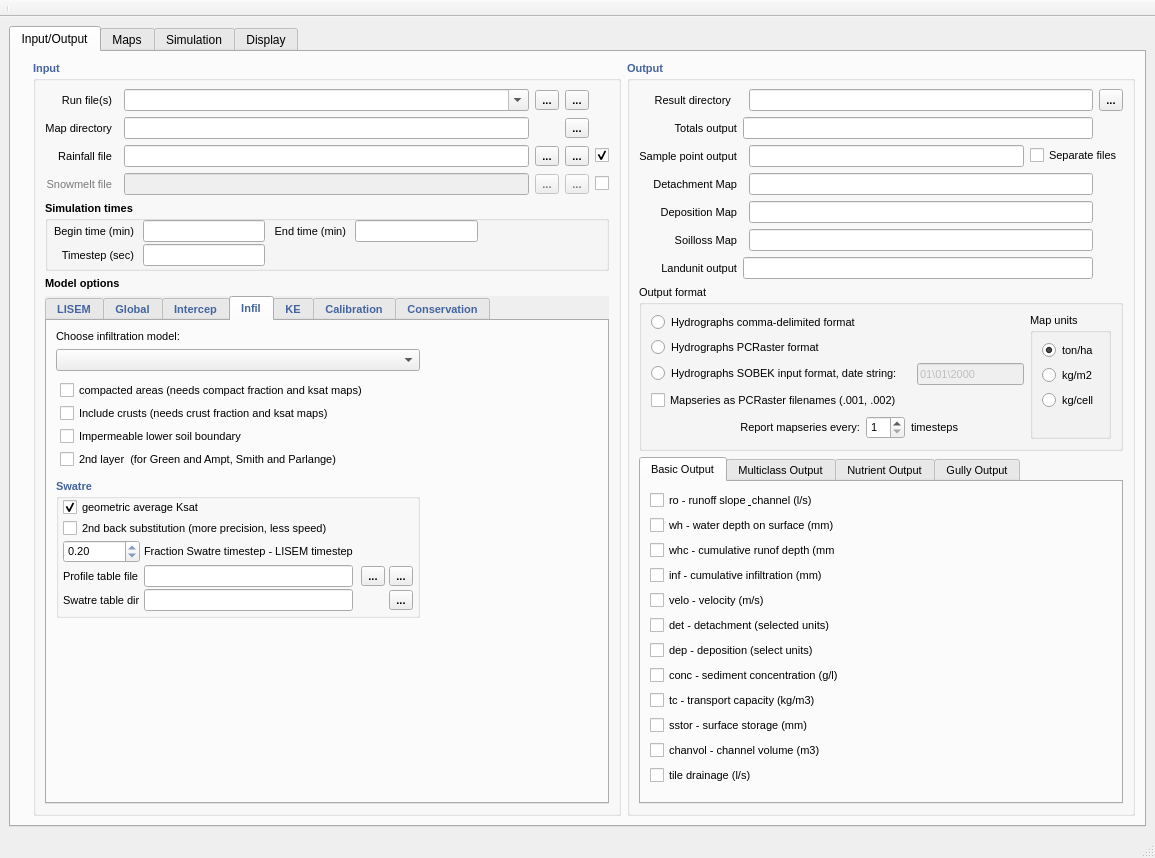
Before: the Qt Designer form ui_full/lisemqt.ui in vjetten/openlisem, drawn with Qt 5.
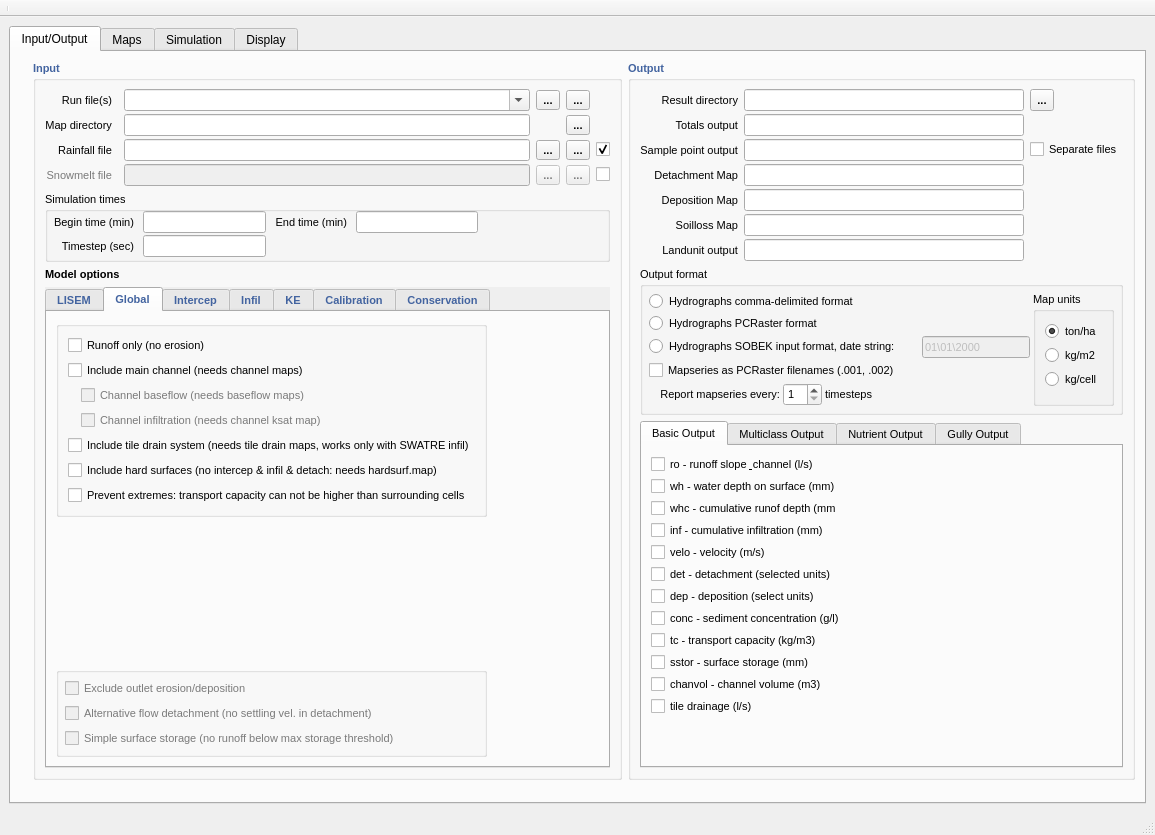
After: the same form once the commit is applied. Icons and pictures are not drawn.

Commit message: //VK 110829 - fixed tile drain network bugs - added option that the TC cannot be more than the max TC of the surrounding cells. IN PREP

Diff of the .ui file:
```diff
--- a/ui_full/lisemqt.ui
+++ b/ui_full/lisemqt.ui
@@ -7,7 +7,7 @@
     <x>0</x>
     <y>0</y>
     <width>1155</width>
-    <height>837</height>
+    <height>835</height>
    </rect>
   </property>
   <property name="sizePolicy">
@@ -94,7 +94,7 @@
         <item row="0" column="1" rowspan="2">
          <widget class="QGroupBox" name="groupBox">
           <property name="sizePolicy">
-           <sizepolicy hsizetype="Expanding" vsizetype="Preferred">
+           <sizepolicy hsizetype="Expanding" vsizetype="MinimumExpanding">
             <horstretch>0</horstretch>
             <verstretch>0</verstretch>
            </sizepolicy>
@@ -149,6 +149,9 @@
           <layout class="QVBoxLayout" name="verticalLayout">
            <item>
             <layout class="QGridLayout" name="gridLayout_30">
+             <property name="verticalSpacing">
+              <number>3</number>
+             </property>
              <item row="0" column="0">
               <widget class="QLabel" name="label">
                <property name="sizePolicy">
@@ -990,8 +993,8 @@
              </property>
              <property name="font">
               <font>
-               <weight>75</weight>
-               <bold>true</bold>
+               <weight>50</weight>
+               <bold>false</bold>
               </font>
              </property>
              <property name="title">
@@ -1193,7 +1196,7 @@
               <bool>true</bool>
              </property>
              <property name="sizePolicy">
-              <sizepolicy hsizetype="Expanding" vsizetype="Expanding">
+              <sizepolicy hsizetype="Expanding" vsizetype="Fixed">
                <horstretch>0</horstretch>
                <verstretch>0</verstretch>
               </sizepolicy>
@@ -1256,7 +1259,7 @@
               <enum>QTabWidget::Rounded</enum>
              </property>
              <property name="currentIndex">
-              <number>3</number>
+              <number>1</number>
              </property>
              <widget class="QWidget" name="tabWidgetPage1">
               <attribute name="title">
@@ -2330,11 +2333,61 @@
                     </property>
                    </widget>
                   </item>
+                  <item row="6" column="0" colspan="2">
+                   <widget class="QCheckBox" name="checkLimitTC">
+                    <property name="palette">
+                     <palette>
+                      <active>
+                       <colorrole role="WindowText">
+                        <brush brushstyle="SolidPattern">
+                         <color alpha="255">
+                          <red>0</red>
+                          <green>0</green>
+                          <blue>0</blue>
+                         </color>
+                        </brush>
+                       </colorrole>
+                      </active>
+                      <inactive>
+                       <colorrole role="WindowText">
+                        <brush brushstyle="SolidPattern">
+                         <color alpha="255">
+                          <red>0</red>
+                          <green>0</green>
+                          <blue>0</blue>
+                         </color>
+                        </brush>
+                       </colorrole>
+                      </inactive>
+                      <disabled>
+                       <colorrole role="WindowText">
+                        <brush brushstyle="SolidPattern">
+                         <color alpha="255">
+                          <red>122</red>
+                          <green>122</green>
+                          <blue>122</blue>
+                         </color>
+                        </brush>
+                       </colorrole>
+                      </disabled>
+                     </palette>
+                    </property>
+                    <property name="font">
+                     <font>
+                      <weight>50</weight>
+                      <bold>false</bold>
+                     </font>
+                    </property>
+                    <property name="text">
+                     <string>Prevent extremes: transport capacity can not be higher than surrounding cells</string>
+                    </property>
+                   </widget>
+                  </item>
                  </layout>
                 </widget>
                </item>
-               <item row="2" column="0">
-                <widget class="QGroupBox" name="groupBox">
+               <item row="3" column="0">
+                <widget class="QGroupBox" name="groupBox_spare">
                  <property name="palette">
                   <palette>
                    <active>
@@ -2538,7 +2591,7 @@
                  </layout>
                 </widget>
                </item>
-               <item row="1" column="0">
+               <item row="2" column="0">
                 <spacer name="verticalSpacer_3">
                  <property name="orientation">
                   <enum>Qt::Vertical</enum>
@@ -6180,7 +6233,7 @@
         <item row="0" column="2" rowspan="2">
          <widget class="QGroupBox" name="groupOutputMain">
           <property name="sizePolicy">
-           <sizepolicy hsizetype="Expanding" vsizetype="Preferred">
+           <sizepolicy hsizetype="Expanding" vsizetype="MinimumExpanding">
             <horstretch>0</horstretch>
             <verstretch>0</verstretch>
            </sizepolicy>
@@ -6235,6 +6288,12 @@
           <layout class="QVBoxLayout" name="verticalLayout_6">
            <item>
             <layout class="QGridLayout" name="gridLayout_32">
+             <property name="horizontalSpacing">
+              <number>6</number>
+             </property>
+             <property name="verticalSpacing">
+              <number>3</number>
+             </property>
              <item row="0" column="0">
               <widget class="QLabel" name="label_3">
                <property name="palette">
@@ -6284,14 +6343,14 @@
                 <enum>Qt::RightToLeft</enum>
                </property>
                <property name="text">
-                <string>Result directory  </string>
+                <string>Result directory</string>
                </property>
                <property name="alignment">
                 <set>Qt::AlignRight|Qt::AlignTrailing|Qt::AlignVCenter</set>
                </property>
               </widget>
              </item>
-             <item row="0" column="2" colspan="2">
+             <item row="0" column="1" colspan="3">
               <widget class="QLineEdit" name="E_ResultDir">
                <property name="sizePolicy">
                 <sizepolicy hsizetype="MinimumExpanding" vsizetype="Fixed">
@@ -6400,7 +6459,7 @@
                </property>
               </widget>
              </item>
-             <item row="4" column="2" colspan="2">
+             <item row="4" column="1" colspan="3">
               <widget class="QLineEdit" name="E_DetachmentMap">
                <property name="palette">
                 <palette>
@@ -6503,7 +6562,7 @@
                </property>
               </widget>
              </item>
-             <item row="5" column="2" colspan="2">
+             <item row="5" column="1" colspan="3">
               <widget class="QLineEdit" name="E_DepositionMap">
                <property name="palette">
                 <palette>
@@ -6606,7 +6665,7 @@
                </property>
               </widget>
              </item>
-             <item row="6" column="2" colspan="2">
+             <item row="6" column="1" colspan="3">
               <widget class="QLineEdit" name="E_SoillossMap">
                <property name="palette">
                 <palette>
@@ -6707,7 +6766,7 @@
                </property>
               </widget>
              </item>
-             <item row="3" column="0">
+             <item row="2" column="0" rowspan="2">
               <widget class="QLabel" name="label_20">
                <property name="palette">
                 <palette>
@@ -6763,7 +6822,7 @@
                </property>
               </widget>
              </item>
-             <item row="3" column="2">
+             <item row="2" column="1" rowspan="2" colspan="3">
               <widget class="QLineEdit" name="E_PointResults">
                <property name="palette">
                 <palette>
@@ -6813,7 +6872,7 @@
                </property>
               </widget>
              </item>
-             <item row="3" column="3" colspan="2">
+             <item row="2" column="4" rowspan="2">
               <widget class="QCheckBox" name="checkSeparateOutput">
                <property name="sizePolicy">
                 <sizepolicy hsizetype="Fixed" vsizetype="Fixed">
@@ -7067,6 +7126,12 @@
                  </disabled>
                 </palette>
                </property>
+               <property name="font">
+                <font>
+                 <weight>50</weight>
+                 <bold>false</bold>
+                </font>
+               </property>
                <property name="toolTip">
                 <string>Text file with totals per landunit</string>
                </property>
@@ -7128,8 +7193,119 @@
              <property name="title">
               <string>Output format</string>
              </property>
-             <layout class="QGridLayout" name="gridLayout_4">
-              <item row="2" column="4" rowspan="5">
+             <layout class="QGridLayout" name="gridLayout_33">
+              <property name="margin">
+               <number>6</number>
+              </property>
+              <property name="spacing">
+               <number>3</number>
+              </property>
+              <item row="0" column="0">
+               <layout class="QGridLayout" name="gridLayout_4">
+                <property name="verticalSpacing">
+                 <number>3</number>
+                </property>
+                <item row="0" column="0" colspan="3">
+                 <widget class="QRadioButton" name="checkWriteCommaDelimited">
+                  <property name="text">
+                   <string>Hydrographs comma-delimited format</string>
+                  </property>
+                 </widget>
+                </item>
+                <item row="1" column="0" colspan="2">
+                 <widget class="QRadioButton" name="checkWritePCRaster">
+                  <property name="text">
+                   <string>Hydrographs PCRaster format</string>
+                  </property>
+                 </widget>
+                </item>
+                <item row="2" column="0" colspan="3">
+                 <widget class="QRadioButton" name="checkWriteSOBEK">
+                  <property name="sizePolicy">
+                   <sizepolicy hsizetype="Fixed" vsizetype="Fixed">
+                    <horstretch>0</horstretch>
+                    <verstretch>0</verstretch>
+                   </sizepolicy>
+                  </property>
+                  <property name="text">
+                   <string>Hydrographs SOBEK input format, date string:</string>
+                  </property>
+                 </widget>
+                </item>
+                <item row="2" column="3">
+                 <widget class="QLineEdit" name="SOBEKdatestring">
+                  <property name="enabled">
+                   <bool>false</bool>
+                  </property>
+                  <property name="sizePolicy">
+                   <sizepolicy hsizetype="Expanding" vsizetype="Fixed">
+                    <horstretch>0</horstretch>
+                    <verstretch>0</verstretch>
+                   </sizepolicy>
+                  </property>
+                  <property name="inputMask">
+                   <string>99\\99\\9999; </string>
+                  </property>
+                  <property name="text">
+                   <string>01\01\2000</string>
+                  </property>
+                  <property name="maxLength">
+                   <number>10</number>
+                  </property>
+                  <property name="frame">
+                   <bool>true</bool>
+                  </property>
+                  <property name="cursorPosition">
+                   <number>10</number>
+                  </property>
+                 </widget>
+                </item>
+                <item row="3" column="0" colspan="3">
+                 <widget class="QCheckBox" name="checkWritePCRnames">
+                  <property name="text">
+                   <string>Mapseries as PCRaster filenames (.001, .002)</string>
+                  </property>
+                 </widget>
+                </item>
+                <item row="4" column="0">
+                 <widget class="QLabel" name="label_80">
+                  <property name="text">
+                   <string>Report mapseries every:</string>
+                  </property>
+                  <property name="alignment">
+                   <set>Qt::AlignRight|Qt::AlignTrailing|Qt::AlignVCenter</set>
+                  </property>
+                 </widget>
+                </item>
+                <item row="4" column="1">
+                 <widget class="QSpinBox" name="printinterval">
+                  <property name="sizePolicy">
+                   <sizepolicy hsizetype="Fixed" vsizetype="Fixed">
+                    <horstretch>0</horstretch>
+                    <verstretch>0</verstretch>
+                   </sizepolicy>
+                  </property>
+                  <property name="minimum">
+                   <number>1</number>
+                  </property>
+                 </widget>
+                </item>
+                <item row="4" column="2">
+                 <widget class="QLabel" name="label_16">
+                  <property name="sizePolicy">
+                   <sizepolicy hsizetype="Expanding" vsizetype="Preferred">
+                    <horstretch>0</horstretch>
+                    <verstretch>0</verstretch>
+                   </sizepolicy>
+                  </property>
+                  <property name="text">
+                   <string>timesteps</string>
+                  </property>
+                 </widget>
+                </item>
+               </layout>
+              </item>
+              <item row="0" column="1">
                <widget class="QGroupBox" name="groupBox_2">
                 <property name="palette">
                  <palette>
@@ -7178,6 +7354,9 @@
                  <string>Map units</string>
                 </property>
                 <layout class="QVBoxLayout" name="verticalLayout_8">
+                 <property name="spacing">
+                  <number>3</number>
+                 </property>
                  <item>
                   <widget class="QRadioButton" name="checkUnits_tonha">
                    <property name="palette">
@@ -7248,120 +7427,9 @@
                    </attribute>
                   </widget>
                  </item>
-                 <item>
-                  <spacer name="verticalSpacer_13">
-                   <property name="orientation">
-                    <enum>Qt::Vertical</enum>
-                   </property>
-                   <property name="sizeHint" stdset="0">
-                    <size>
-                     <width>20</width>
-                     <height>40</height>
-                    </size>
-                   </property>
-                  </spacer>
-                 </item>
                 </layout>
                </widget>
               </item>
-              <item row="4" column="0" colspan="3">
-               <widget class="QRadioButton" name="checkWriteSOBEK">
-                <property name="sizePolicy">
-                 <sizepolicy hsizetype="Fixed" vsizetype="Fixed">
-                  <horstretch>0</horstretch>
-                  <verstretch>0</verstretch>
-                 </sizepolicy>
-                </property>
-                <property name="text">
-                 <string>Hydrographs SOBEK input format, date string:</string>
-                </property>
-               </widget>
-              </item>
-              <item row="4" column="3">
-               <widget class="QLineEdit" name="SOBEKdatestring">
-                <property name="enabled">
-                 <bool>false</bool>
-                </property>
-                <property name="sizePolicy">
-                 <sizepolicy hsizetype="Expanding" vsizetype="Fixed">
-                  <horstretch>0</horstretch>
-                  <verstretch>0</verstretch>
-                 </sizepolicy>
-                </property>
-                <property name="inputMask">
-                 <string>99\\99\\9999; </string>
-                </property>
-                <property name="text">
-                 <string>01\01\2000</string>
-                </property>
-                <property name="maxLength">
-                 <number>10</number>
-                </property>
-                <property name="frame">
-                 <bool>true</bool>
-                </property>
-                <property name="cursorPosition">
-                 <number>10</number>
-                </property>
-               </widget>
-              </item>
-              <item row="5" column="0" colspan="4">
-               <widget class="QCheckBox" name="checkWritePCRnames">
-                <property name="text">
-                 <string>Mapseries as PCRaster filenames (.001, .002)</string>
-                </property>
-               </widget>
-              </item>
-              <item row="6" column="0">
-               <widget class="QLabel" name="label_80">
-                <property name="text">
-                 <string>Report mapseries every:</string>
-                </property>
-                <property name="alignment">
-                 <set>Qt::AlignRight|Qt::AlignTrailing|Qt::AlignVCenter</set>
-                </property>
-               </widget>
-              </item>
-              <item row="6" column="1">
-               <widget class="QSpinBox" name="printinterval">
-                <property name="sizePolicy">
-                 <sizepolicy hsizetype="Fixed" vsizetype="Fixed">
-                  <horstretch>0</horstretch>
-                  <verstretch>0</verstretch>
-                 </sizepolicy>
-                </property>
-                <property name="minimum">
-                 <number>1</number>
-                </property>
-               </widget>
-              </item>
-              <item row="6" column="2" colspan="2">
-               <widget class="QLabel" name="label_16">
-                <property name="sizePolicy">
-                 <sizepolicy hsizetype="Expanding" vsizetype="Preferred">
-                  <horstretch>0</horstretch>
-                  <verstretch>0</verstretch>
-                 </sizepolicy>
-                </property>
-                <property name="text">
-                 <string>timesteps</string>
-                </property>
-               </widget>
-              </item>
-              <item row="3" column="0">
-               <widget class="QRadioButton" name="checkWritePCRaster">
-                <property name="text">
-                 <string>Hydrographs PCRaster format</string>
-                </property>
-               </widget>
-              </item>
-              <item row="2" column="0">
-               <widget class="QRadioButton" name="checkWriteCommaDelimited">
-                <property name="text">
-                 <string>Hydrographs comma-delimited format</string>
-                </property>
-               </widget>
-              </item>
              </layout>
             </widget>
            </item>
@@ -7371,7 +7439,7 @@
               <bool>true</bool>
              </property>
              <property name="sizePolicy">
-              <sizepolicy hsizetype="Expanding" vsizetype="Expanding">
+              <sizepolicy hsizetype="Expanding" vsizetype="MinimumExpanding">
                <horstretch>0</horstretch>
                <verstretch>0</verstretch>
               </sizepolicy>
@@ -7429,6 +7497,9 @@
               <layout class="QVBoxLayout" name="verticalLayout_7">
                <item>
                 <layout class="QVBoxLayout" name="verticalLayout_2">
+                 <property name="spacing">
+                  <number>3</number>
+                 </property>
                  <item>
                   <widget class="QCheckBox" name="checkBox_OutRunoff">
                    <property name="sizePolicy">
@@ -7673,19 +7744,6 @@
           </layout>
          </widget>
         </item>
-        <item row="2" column="1">
-         <spacer name="verticalSpacer_10">
-          <property name="orientation">
-           <enum>Qt::Vertical</enum>
-          </property>
-          <property name="sizeHint" stdset="0">
-           <size>
-            <width>577</width>
-            <height>0</height>
-           </size>
-          </property>
-         </spacer>
-        </item>
         <item row="2" column="2">
          <spacer name="verticalSpacer_9">
           <property name="orientation">
@@ -7699,6 +7757,19 @@
           </property>
          </spacer>
         </item>
+        <item row="2" column="1">
+         <spacer name="verticalSpacer_10">
+          <property name="orientation">
+           <enum>Qt::Vertical</enum>
+          </property>
+          <property name="sizeHint" stdset="0">
+           <size>
+            <width>577</width>
+            <height>0</height>
+           </size>
+          </property>
+         </spacer>
+        </item>
        </layout>
       </widget>
       <widget class="QWidget" name="tab_2">
@@ -7720,6 +7791,12 @@
           <layout class="QGridLayout" name="gridLayout_10">
            <item row="0" column="1">
             <widget class="QTreeView" name="treeView">
+             <property name="sizePolicy">
+              <sizepolicy hsizetype="Expanding" vsizetype="MinimumExpanding">
+               <horstretch>0</horstretch>
+               <verstretch>0</verstretch>
+              </sizepolicy>
+             </property>
              <property name="frameShape">
               <enum>QFrame::StyledPanel</enum>
              </property>
@@ -7760,6 +7837,9 @@
        <layout class="QGridLayout" name="gridLayout_19">
         <item row="0" column="0">
          <layout class="QVBoxLayout" name="verticalLayout_4">
+          <property name="sizeConstraint">
+           <enum>QLayout::SetMinimumSize</enum>
+          </property>
           <item>
            <widget class="QWidget" name="widget" native="true">
             <property name="sizePolicy">
@@ -11865,19 +11945,6 @@
               </widget>
              </item>
              <item row="6" column="0">
-              <spacer name="verticalSpacer">
-               <property name="orientation">
-                <enum>Qt::Vertical</enum>
-               </property>
-               <property name="sizeHint" stdset="0">
-                <size>
-                 <width>20</width>
-                 <height>40</height>
-                </size>
-               </property>
-              </spacer>
-             </item>
-             <item row="7" column="0">
               <spacer name="horizontalSpacer">
                <property name="orientation">
                 <enum>Qt::Horizontal</enum>
@@ -12086,6 +12153,9 @@
         </item>
         <item row="0" column="1">
          <layout class="QVBoxLayout" name="verticalLayout_5">
+          <property name="sizeConstraint">
+           <enum>QLayout::SetMinimumSize</enum>
+          </property>
           <item>
            <spacer name="horizontalSpacer_5">
             <property name="orientation">
@@ -12094,7 +12164,7 @@
             <property name="sizeHint" stdset="0">
              <size>
               <width>40</width>
-              <height>20</height>
+              <height>10</height>
              </size>
             </property>
            </spacer>
```
The commit also changes 17 other files.
